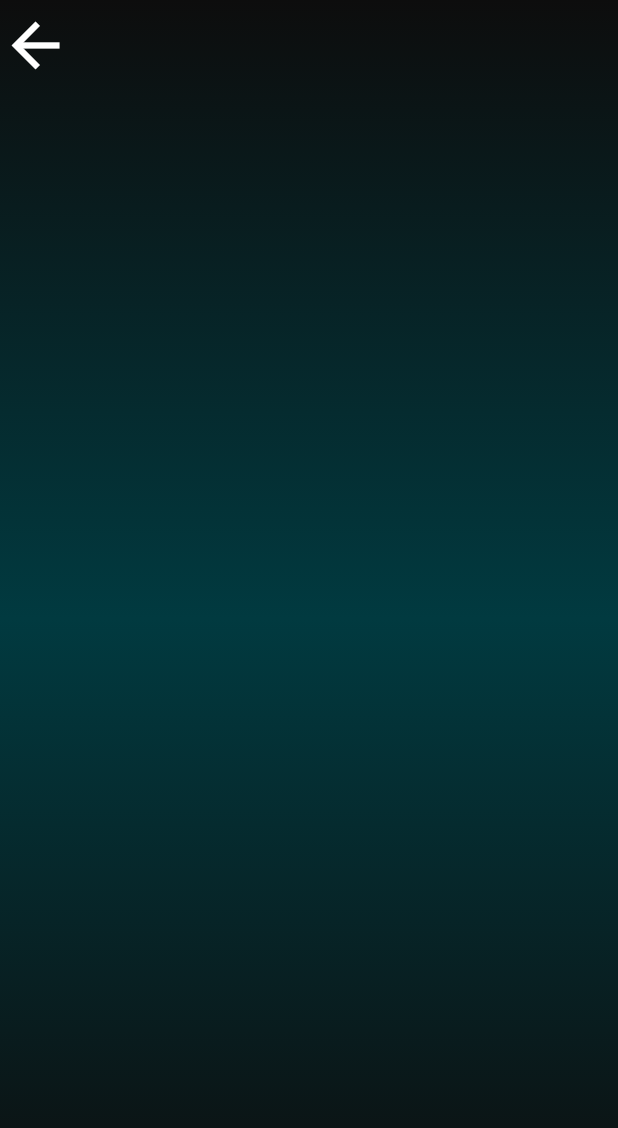
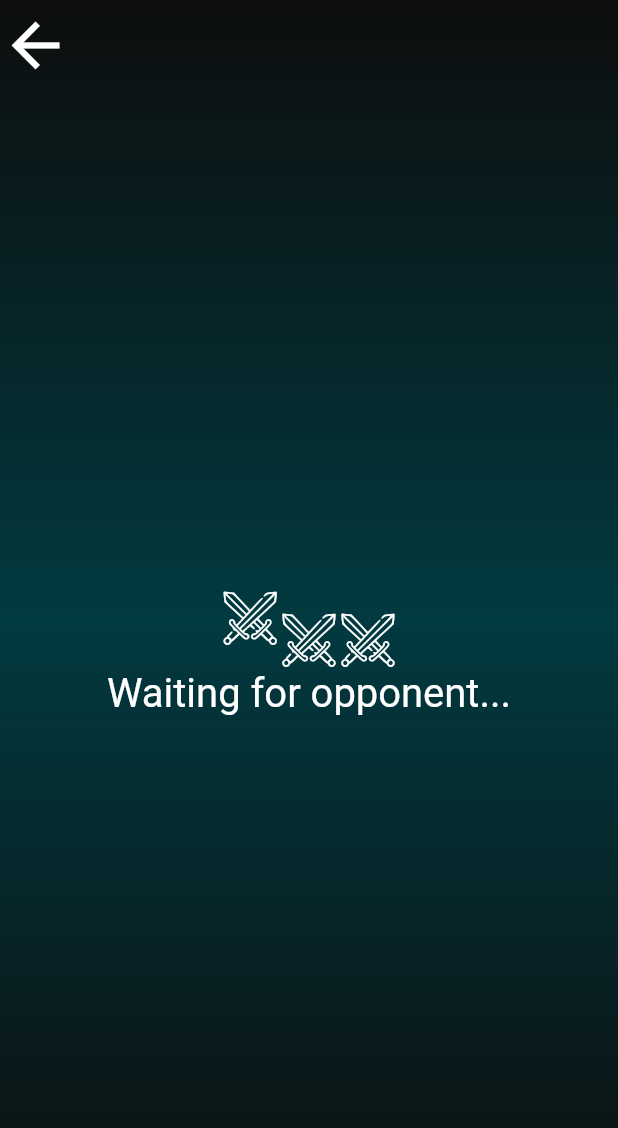
Before and after one commit to ItayElf/Malory, a Flutter app: the UnitSelectionScreen screen opened by its route, on a phone screen of 412 x 824 dp. Shown: the top 1128 px of the screen. Run offline on Flutter 3.47's test engine with Material 2 defaults, Android fonts, the light colour scheme and no system bars; our stand-ins replace google_fonts; network calls fail.

Commit message:
waiting screen

```diff
--- a/lib/screens/unit_selection_screen.dart
+++ b/lib/screens/unit_selection_screen.dart
@@ -1,6 +1,7 @@
 import 'package:flutter/material.dart';
 import 'package:malory/services/client.dart';
 import 'package:malory/utils.dart';
+import 'package:malory/widgets/jumping_swords.dart';
 
 class UnitSelectionScreen extends StatelessWidget {
   const UnitSelectionScreen({Key? key}) : super(key: key);
@@ -30,8 +31,7 @@ class UnitSelectionScreen extends StatelessWidget {
           child: StreamBuilder(
             initialData: false,
             stream: Client.isGameReady(),
-            builder: (context, snapshot) => Container(
-              child: Column(
+            builder: (context, AsyncSnapshot<bool> snapshot) => Column(
               children: [
                 Row(
                   children: [
@@ -53,9 +53,11 @@ class UnitSelectionScreen extends StatelessWidget {
                       ),
                     ),
                   ],
-                  )
+                ),
+                snapshot.data == true
+                    ? Container()
+                    : const Expanded(child: _Waiting()),
               ],
-              ),
             ),
           ),
         ),
@@ -63,3 +65,23 @@ class UnitSelectionScreen extends StatelessWidget {
     );
   }
 }
+
+class _Waiting extends StatelessWidget {
+  const _Waiting({Key? key}) : super(key: key);
+
+  @override
+  Widget build(BuildContext context) {
+    return Center(
+      child: Column(
+        mainAxisSize: MainAxisSize.min,
+        children: [
+          const JumpingSwords(swords: 3),
+          Text(
+            "Waiting for opponent...",
+            style: Theme.of(context).textTheme.headline3,
+          ),
+        ],
+      ),
+    );
+  }
+}
--- /dev/null
+++ b/lib/widgets/jumping_swords.dart
@@ -0,0 +1,89 @@
+import 'package:flutter/material.dart';
+import 'package:malory/services/subclass_icons_icons.dart';
+import 'package:malory/utils.dart';
+
+class JumpingSwords extends StatefulWidget {
+  const JumpingSwords({
+    Key? key,
+    required this.swords,
+  }) : super(key: key);
+
+  final int swords;
+
+  @override
+  _JumpingSwordsState createState() => _JumpingSwordsState();
+}
+
+class _JumpingSwordsState extends State<JumpingSwords>
+    with TickerProviderStateMixin {
+  late List<AnimationController> _animationControllers;
+  final List<Animation<double>> _animations = [];
+
+  int animationDuration = 300;
+
+  @override
+  void initState() {
+    super.initState();
+    _initAnimation();
+  }
+
+  @override
+  void dispose() {
+    _animationControllers.forEach((e) {
+      e.dispose();
+    });
+    super.dispose();
+  }
+
+  void _initAnimation() {
+    _animationControllers = List.generate(
+      widget.swords,
+      (index) => AnimationController(
+        vsync: this,
+        duration: Duration(milliseconds: animationDuration),
+      ),
+    );
+    for (int i = 0; i < widget.swords; i++) {
+      _animations.add(Tween<double>(begin: 0, end: convert(-20))
+          .animate(_animationControllers[i]));
+      _animationControllers[i].addStatusListener(
+        (status) {
+          if (status == AnimationStatus.completed) {
+            _animationControllers[i].reverse();
+            if (i != widget.swords - 1) {
+              _animationControllers[i + 1].forward();
+            }
+          }
+          if (i == widget.swords - 1 && status == AnimationStatus.dismissed) {
+            _animationControllers[0].forward();
+          }
+        },
+      );
+    }
+    _animationControllers.first.forward();
+  }
+
+  @override
+  Widget build(BuildContext context) {
+    return Row(
+      mainAxisAlignment: MainAxisAlignment.center,
+      children: List.generate(
+        widget.swords,
+        (index) => AnimatedBuilder(
+          animation: _animationControllers[index],
+          builder: (context, child) => Container(
+            padding: EdgeInsets.all(convert(2.5)),
+            child: Transform.translate(
+              offset: Offset(0, _animations[index].value),
+              child: Icon(
+                SubclassIcons.frontline,
+                color: Colors.white,
+                size: convert(48),
+              ),
+            ),
+          ),
+        ),
+      ),
+    );
+  }
+}
```
Lines whose indentation alone changed are shown as unchanged.
